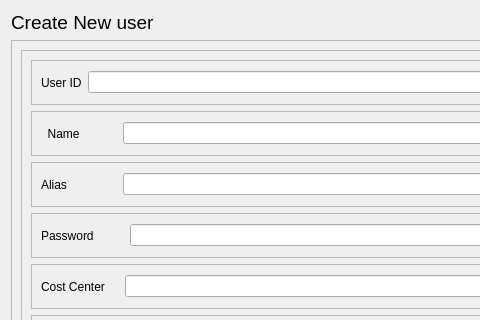
Above: elitebridge_ui_file/newuserform.ui from SaiSawant1/EliteBridgeAdmin before the change; both pictures show x 0 to 480 and y 0 to 320 of the 762 by 480 pixel window. Below: the same form after it.
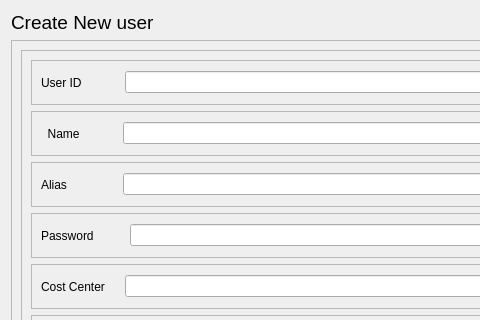
That is the form after the change.

Commit message: new user creation completed

Patch:
```diff
--- a/elitebridge_ui_file/newuserform.ui
+++ b/elitebridge_ui_file/newuserform.ui
@@ -62,7 +62,7 @@
          <property name="geometry">
           <rect>
            <x>0</x>
-           <y>-75</y>
+           <y>0</y>
            <width>697</width>
            <height>420</height>
           </rect>
@@ -92,7 +92,7 @@
                 </size>
                </property>
                <property name="text">
-                <string>User ID</string>
+                <string>User ID           </string>
                </property>
               </widget>
              </item>
```
Left out of the diff: 2 changed lines with no effect on the pictures. The commit also changes 61 other files.
